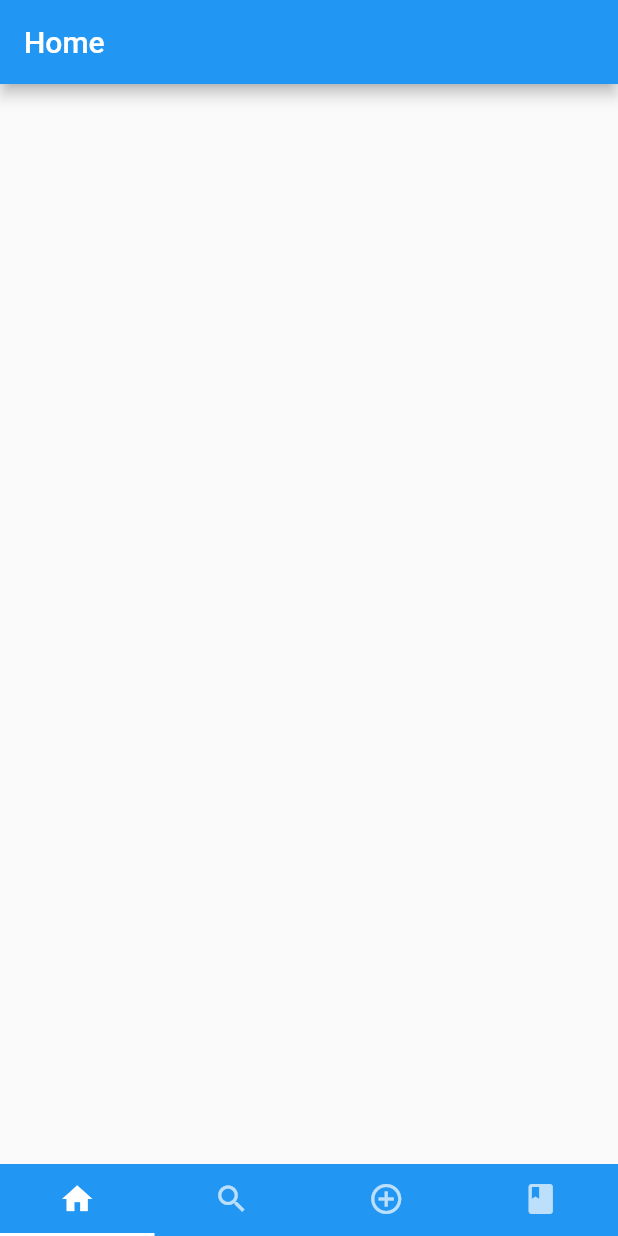
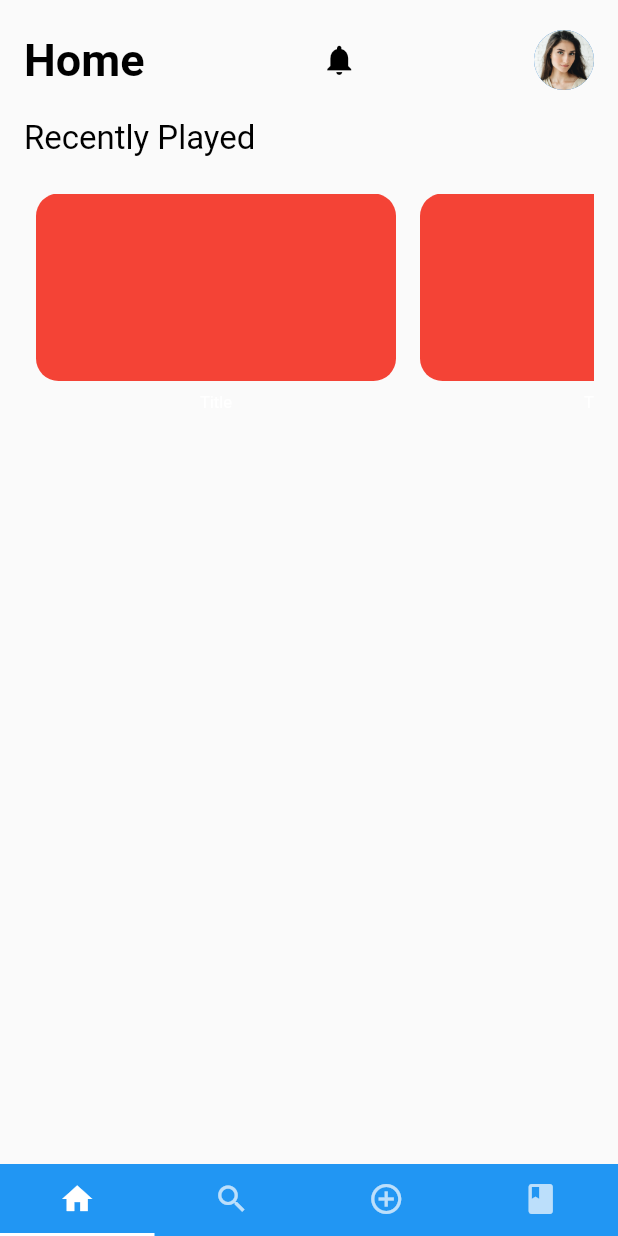
Before and after one commit to StorytellingApp/Audioasis, a Flutter app: the screen it shows once a user with an empty profile is signed in, on a phone screen of 412 x 824 dp. Run offline on Flutter 3.47's test engine with Material 2 defaults, Android fonts, the phone set to English and light mode, and no system bars; our stand-ins replace audioplayers, cloud_firestore, email_validator, file_picker, firebase_auth, firebase_core and 1 more; accounts and stored records are empty.

Commit message:
updated search page and home page

```diff
--- a/lib/login_widget.dart
+++ b/lib/login_widget.dart
@@ -47,20 +47,29 @@ class _LoginWidgetState extends State<LoginWidget> {
               ),
               Card(
                 margin: const EdgeInsets.symmetric(vertical: 10.0, horizontal: 25.0),
-                child: ListTile(
-                  leading: const Icon(
+                child: Row(
+                  children: [
+                    Spacer(
+                      flex: 1,
+                    ),
+                    Icon(
                       Icons.email,
                       color: Colors.blueGrey,
                     ),
-                  title: TextField(
+                    TextField(
                       controller: userNameController,
                       textInputAction: TextInputAction.next,
                       decoration: const InputDecoration(
                           labelText: 'Email'
                       ),
                     ),
+                    Spacer(
+                      flex: 1,
+                    ),
+                  ], //children
                 ),
               ),
+
               Card(
                 margin: const EdgeInsets.symmetric(vertical: 10.0, horizontal: 25.0),
                 child: ListTile(
--- a/lib/main_home_page.dart
+++ b/lib/main_home_page.dart
@@ -20,9 +20,91 @@ class HomeTabPage extends StatefulWidget {
 class _HomeTabPageState extends State<HomeTabPage> {
   @override
   Widget build(BuildContext context) {
-    return Scaffold(
-      appBar: AppBar(
-        title: const Text('Home'),
+    var slider;
+    return Padding(
+      padding: const EdgeInsets.all(16),
+      child: Column(
+        crossAxisAlignment: CrossAxisAlignment.start,
+        children: [
+          Row(
+            mainAxisAlignment: MainAxisAlignment.spaceBetween,
+            children:  [
+              const Text(
+                'Home',
+                style: TextStyle(
+                  color: Colors.black,
+                  fontSize: 30,
+                  fontWeight: FontWeight.bold,
+                  fontStyle: FontStyle.normal
+                ),
+              ),
+              //TODO fix spacing between notification icon and profile also have to make profile clickable
+              IconButton(//notficiations
+                  onPressed: () {},
+                icon: Icon(Icons.notifications, color: Colors.black,),
+              ),
+              const CircleAvatar(//profile
+                radius: 20.0,
+                backgroundImage: AssetImage('images/UserProfilePic.jpg'),
+              ),
+            ],
+          ), //home title
+          const SizedBox(
+            height: 15.0,
+          ),
+          const Text(
+            "Recently Played",
+            style: TextStyle(
+              fontSize: 22.0,
+              fontWeight: FontWeight.normal,
+              color: Colors.black,
+            ),
+          ),
+          const SizedBox(
+            height: 24,
+          ),
+          SizedBox(
+            height: 160,
+              child: ListView.builder(
+                scrollDirection: Axis.horizontal,
+                itemBuilder: (
+                    (context, index) {
+
+                      return Column(
+                        children: [
+                          Container(//cards for stories
+                            height: 125,
+                            width: 240,
+                            margin: const EdgeInsets.symmetric(horizontal: 8),
+                            decoration: BoxDecoration(//create box for story card
+                              color: Colors.red,
+                              borderRadius: BorderRadius.circular(15),
+                             // image: DecorationImage(
+                               // image: AssetImage((['image']),
+                               // ),
+                               // fit: BoxFit.cover
+                              ),
+                            ),
+
+                          const SizedBox(
+                            height: 8,
+                          ),
+                          const Text(
+                            'Title',
+                            style: TextStyle(
+                                color: Colors.white,
+                                fontSize: 11,
+                                fontWeight: FontWeight.normal
+                          ),
+                          ),
+                        ],//children
+                      );
+
+                    }),
+                ),
+              ),
+
+        ],
       ),
     );
   }
--- a/pubspec.yaml
+++ b/pubspec.yaml
@@ -70,6 +70,7 @@ flutter:
   assets:
     - images/Classy-Logo-AO.jpg
     - images/NoImageDefault.jpg
+    - images/UserProfilePic.jpg
 
   #   - images/a_dot_ham.jpeg
 
```
Also changed, not shown: lib/searchBox.dart (added, +35 -0 lines), lib/searchCards.dart (added, +66 -0 lines), lib/search_pages.dart (+110 -45 lines), lib/signup_widget.dart (+14 -6 lines), images/UserProfilePic.jpg (added), 1 other file. Lines whose indentation alone changed are shown as unchanged.
